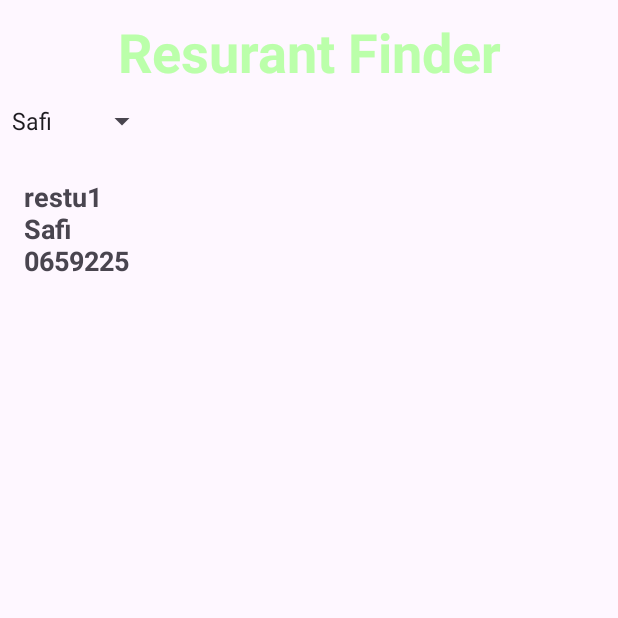
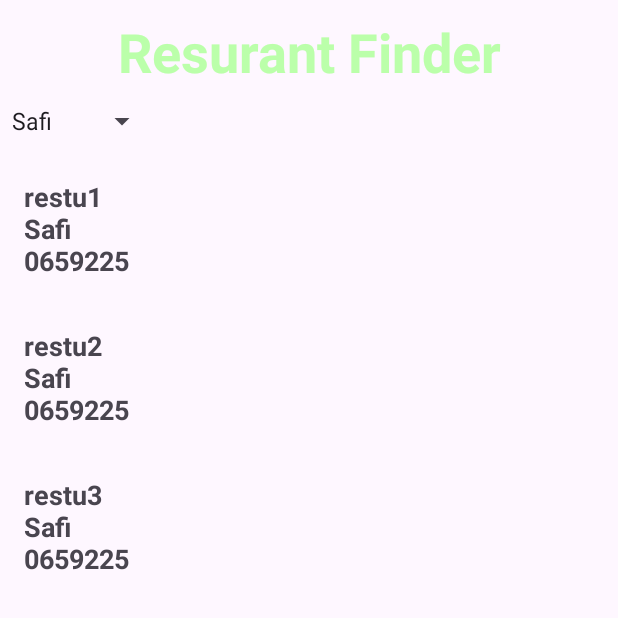
Before and after one commit to saad-jaghlal/MyRestuFinder, an Android app: the screen it shows after launch (MainActivity), on a phone screen of 412 x 824 dp, the top half of it. Run offline under Robolectric (Android 15) with nearby library versions, the phone set to English and light mode, and no system bars.

Commit message:
OTHER METHODE

```diff
--- a/app/src/main/java/com/elmernissi/myrestufinder/MainActivity.java
+++ b/app/src/main/java/com/elmernissi/myrestufinder/MainActivity.java
@@ -34,16 +34,8 @@ public class MainActivity extends AppCompatActivity implements  AdapterView.OnIt
         recyclerView = findViewById(R.id.recyclerView);
         recyclerView.setLayoutManager(new LinearLayoutManager(this));
         citySpinner =  findViewById(R.id.citySpinner);
-
-
         // Exemple de données pour le RecyclerView
-        magasins = new ArrayList<>();
-        magasins.add(new Magasin("restu1","Safi","0659225"));
-        magasins.add( new Magasin("restu2","Rapat","06592777"));
-        magasins.add(new Magasin("restu3","Fes","06598855"));
-        magasins.add(new Magasin("restu4","Casa","0659555525"));
-        magasins.add(new Magasin("restu5","Casa","0659555525"));
-        HashMap<Integer,List<Magasin>> magasinList;
+        generateData();
         //Declarer le Adapter et passer les données magasins
         adapter = new MyAdapter(magasins);
 //        setAdapter(adapter) a le recyclerView
@@ -61,20 +53,42 @@ public class MainActivity extends AppCompatActivity implements  AdapterView.OnIt
 
 
     }
+    private void generateData() {
+        magasins =  new ArrayList<>();
+        magasins.add(new Magasin("restu1", "Safi", "0659225"));
+        magasins.add(new Magasin("restu2", "Safi", "0659225"));
+        magasins.add(new Magasin("restu3", "Safi", "0659225"));
+        magasins.add(new Magasin("restu1", "Rabat", "06592777"));
+        magasins.add(new Magasin("restu2", "Rabat", "06592777"));
+        magasins.add(new Magasin("restu1", "Fes", "06598855"));
+        magasins.add(new Magasin("restu1", "Casa", "0659555525"));
+        magasins.add(new Magasin("restu2", "Casa", "0659555525"));
+        magasins.add(new Magasin("restu3", "Casa", "0659555525"));
+    }
 
-
-    @Override
-    public void onItemSelected(AdapterView<?> parent, View view, int position, long id) {
-        Toast.makeText(getApplicationContext(),"saad"+position , Toast.LENGTH_LONG).show();
+    public List<Magasin> getMagasins() {
         List<Magasin>   listSelected = new ArrayList<>();
         for (int i = 0; i <magasins.size() ; i++) {
             if (magasins.get(i).getAddress().equals(citySpinner.getSelectedItem().toString())){
                 listSelected.add(magasins.get(i));
             }
         }
+        return listSelected;
+    }
+
+    @Override
+    public void onItemSelected(AdapterView<?> parent, View view, int position, long id) {
+        Toast.makeText(getApplicationContext(),"saad"+position , Toast.LENGTH_LONG).show();
+//        List<Magasin>   listSelected = new ArrayList<>();
+//        for (int i = 0; i <magasins.size() ; i++) {
+//            if (magasins.get(i).getAddress().equals(citySpinner.getSelectedItem().toString())){
+//                listSelected.add(magasins.get(i));
+//            }
+//        }
 //        listSelected.add(magasins.get(position));
-        adapter = new MyAdapter(listSelected);
-        recyclerView.setAdapter(adapter);
+//        adapter = new MyAdapter(listSelected);
+//        recyclerView.setAdapter(adapter);
+        adapter.filterData(getMagasins());
     }
 
     @Override
--- a/app/src/main/java/com/elmernissi/myrestufinder/MyAdapter/MyAdapter.java
+++ b/app/src/main/java/com/elmernissi/myrestufinder/MyAdapter/MyAdapter.java
@@ -18,6 +18,10 @@ public class MyAdapter extends RecyclerView.Adapter<MyAdapter.Myholder> {
 
     public MyAdapter(List<Magasin> magasinList) {
         this.magasinList = magasinList;
+    }
+    public void filterData(List<Magasin> filteredList) {
+        magasinList = filteredList;
+        notifyDataSetChanged();
     }
 
     @NonNull
--- a/app/src/main/res/layout/list_magasin_item.xml
+++ b/app/src/main/res/layout/list_magasin_item.xml
@@ -13,16 +13,16 @@
         android:textSize="18sp"
         android:textStyle="bold"/>
 
-    <TextView
-        android:id="@+id/adresseTextView"
-        android:layout_width="match_parent"
-        android:layout_height="wrap_content"
-        android:textSize="16sp"/>
+<!--    <TextView-->
+<!--        android:id="@+id/adresseTextView"-->
+<!--        android:layout_width="match_parent"-->
+<!--        android:layout_height="wrap_content"-->
+<!--        android:textSize="16sp"/>-->
 
-    <TextView
-        android:id="@+id/telephoneTextView"
-        android:layout_width="match_parent"
-        android:layout_height="wrap_content"
-        android:textSize="16sp"/>
+<!--    <TextView-->
+<!--        android:id="@+id/telephoneTextView"-->
+<!--        android:layout_width="match_parent"-->
+<!--        android:layout_height="wrap_content"-->
+<!--        android:textSize="16sp"/>-->
 
 </LinearLayout>
```
